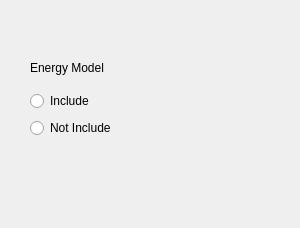
This is view/case_wizard/energy_model_page.ui in nextfoam/baram as Qt 5 draws it before an edit. The edited form follows.
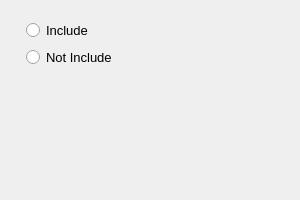
This is the edited form. Icons and pictures are not drawn.

```diff
--- a/view/case_wizard/energy_model_page.ui
+++ b/view/case_wizard/energy_model_page.ui
@@ -7,22 +7,30 @@
     <x>0</x>
     <y>0</y>
     <width>300</width>
-    <height>228</height>
+    <height>200</height>
    </rect>
   </property>
+  <property name="font">
+   <font>
+    <pointsize>10</pointsize>
+   </font>
+  </property>
   <property name="windowTitle">
    <string>WizardPage</string>
   </property>
+  <property name="title">
+   <string>Energy Model</string>
+  </property>
+  <layout class="QVBoxLayout" name="verticalLayout_2">
+   <item>
   <widget class="QWidget" name="widget" native="true">
-   <property name="geometry">
-    <rect>
-     <x>30</x>
-     <y>90</y>
-     <width>131</width>
-     <height>50</height>
-    </rect>
-   </property>
    <layout class="QVBoxLayout" name="verticalLayout">
+      <property name="leftMargin">
+       <number>15</number>
+      </property>
+      <property name="rightMargin">
+       <number>15</number>
+      </property>
     <item>
      <widget class="QRadioButton" name="Include">
       <property name="text">
@@ -39,54 +47,21 @@
     </item>
    </layout>
   </widget>
-  <widget class="QWidget" name="title" native="true">
-   <property name="geometry">
-    <rect>
-     <x>30</x>
-     <y>50</y>
-     <width>150</width>
-     <height>35</height>
-    </rect>
-   </property>
-   <layout class="QHBoxLayout" name="horizontalLayout">
-    <item>
-     <widget class="QLabel" name="Label">
-      <property name="text">
-       <string>Energy Model</string>
-      </property>
-     </widget>
     </item>
     <item>
-     <widget class="QPushButton" name="HelpButton">
-      <property name="toolTip">
-       <string>When a fluid flow is compressible, the fluid density varies with its pressure. Compressible flows are usually high speed flows with Mach numbers greater than about 0.3. Examples include aerodynamic applications such as flow over a wing or aircraft nacelle as well as industrial applications such as flow through high-performance valves.
-
-Incompressible flows do not have such a variation of density. 
-The key differentiation between compressible and incompressible is the velocity of the flow. A fluid such as air that is moving slower than Mach 0.3 is considered incompressible, even though it is a gas. A gas that is run through a compressor is not truly considered compressible (in the thermodynamic sense) unless its velocity exceeds Mach 0.3.</string>
-      </property>
-      <property name="styleSheet">
-       <string notr="true">border-radius: 20px;border-style:none</string>
-      </property>
-      <property name="text">
-       <string/>
-      </property>
-      <property name="icon">
-       <iconset resource="../../resource.qrc">
-        <normaloff>:/icons-white/help-circle-outline.svg</normaloff>:/icons-white/help-circle-outline.svg</iconset>
-      </property>
-      <property name="iconSize">
+    <spacer name="verticalSpacer">
+     <property name="orientation">
+      <enum>Qt::Vertical</enum>
+     </property>
+     <property name="sizeHint" stdset="0">
        <size>
-        <width>25</width>
-        <height>25</height>
-       </size>
-      </property>
-      <property name="flat">
-       <bool>true</bool>
-      </property>
-     </widget>
-    </item>
-   </layout>
-  </widget>
+       <width>20</width>
+       <height>40</height>
+      </size>
+     </property>
+    </spacer>
+   </item>
+  </layout>
  </widget>
  <resources>
   <include location="../../resource.qrc"/>
```
Left out of the diff: 4 changed lines with no effect on the pictures. Lines whose indentation alone changed are shown as unchanged.
